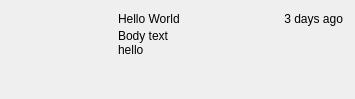
shotgunsoftware/tk-multi-shotgunpanel, file resources/list_item_widget.ui: the form before one commit.
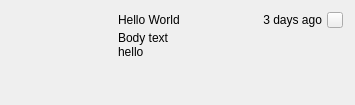
The form after the commit. Icons and pictures are not drawn.

What changed in the file:
```diff
--- a/resources/list_item_widget.ui
+++ b/resources/list_item_widget.ui
@@ -7,7 +7,7 @@
     <x>0</x>
     <y>0</y>
     <width>355</width>
-    <height>99</height>
+    <height>105</height>
    </rect>
   </property>
   <property name="windowTitle">
@@ -105,6 +105,22 @@
             </property>
            </widget>
           </item>
+          <item>
+           <widget class="QPushButton" name="button">
+            <property name="maximumSize">
+             <size>
+              <width>16</width>
+              <height>16</height>
+             </size>
+            </property>
+            <property name="iconSize">
+             <size>
+              <width>10</width>
+              <height>10</height>
+             </size>
+            </property>
+           </widget>
+          </item>
          </layout>
         </item>
         <item>
```
